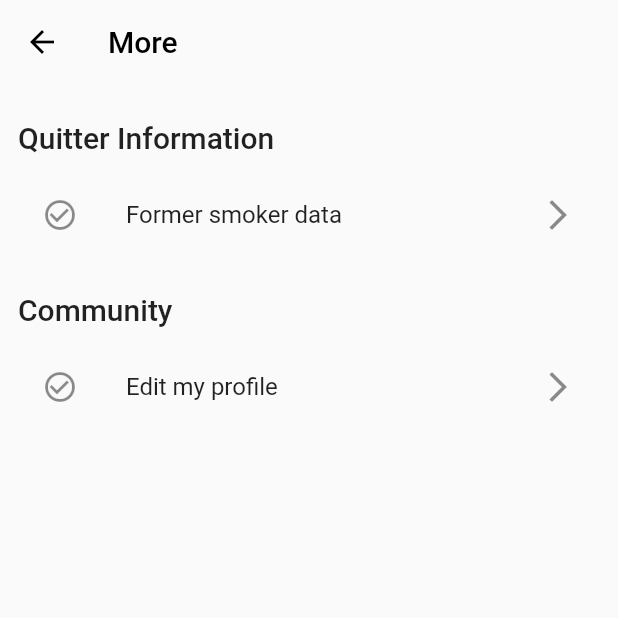
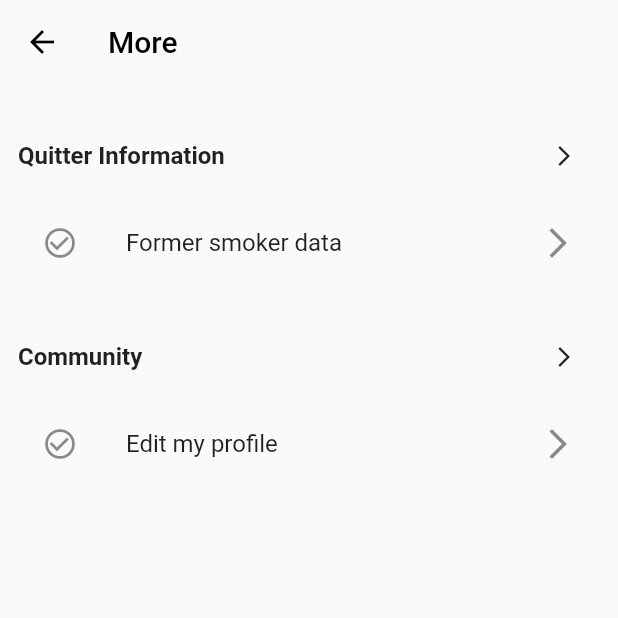
Before and after one commit to musahinist/quit_smoking, a Flutter app: the MorePage screen opened directly, on a phone screen of 412 x 824 dp, the top half of it. Run offline on Flutter 3.47's test engine with Material 2 defaults, Android fonts, the phone set to English and light mode, and no system bars; our stand-ins replace camera, flutter_riverpod, riverpod; missing offline and left inert: photo_manager.

```diff
--- a/lib/core/constant.dart
+++ b/lib/core/constant.dart
@@ -86,7 +86,7 @@ class Constant {
           "1 Hafta sonra, Nikotine yönelik fiziksel bağımlılık ortadan kalkar."
     },
     {
-      'duration': Duration(days: 9),
+      'duration': Duration(days: 10),
       "title":
           "10 gün sonra, Tooth staining and calculus build-up from smoking should be reduced."
     },
--- a/lib/main.dart
+++ b/lib/main.dart
@@ -25,7 +25,7 @@ class MyApp extends StatelessWidget {
       title: 'Flutter Demo',
       debugShowCheckedModeBanner: false,
       theme: ThemeData(
-        primarySwatch: Colors.amber,
+        primarySwatch: Colors.lightBlue,
       ),
       home: const HomePage(),
     );
--- a/lib/view/home/title_widget.dart
+++ b/lib/view/home/title_widget.dart
@@ -7,8 +7,22 @@ class TitleWidget extends StatelessWidget {
   @override
   Widget build(BuildContext context) {
     return Padding(
-      padding: const EdgeInsets.fromLTRB(0, 24, 0, 12),
-      child: Text(title, style: Theme.of(context).textTheme.headline6),
+      padding: const EdgeInsets.fromLTRB(0, 24, 0, 6),
+      child: Row(
+        mainAxisAlignment: MainAxisAlignment.spaceBetween,
+        children: [
+          Text(title,
+              style:
+                  const TextStyle(fontSize: 16, fontWeight: FontWeight.bold)),
+          IconButton(
+            onPressed: () {},
+            icon: const Icon(
+              Icons.arrow_forward_ios,
+              size: 16,
+            ),
+          )
+        ],
+      ),
     );
   }
 }
```
Also changed, not shown: lib/core/widget/util/show_overlay.dart (+17 -4 lines), lib/view/motivation/motivation_page.dart (+46 -5 lines).
